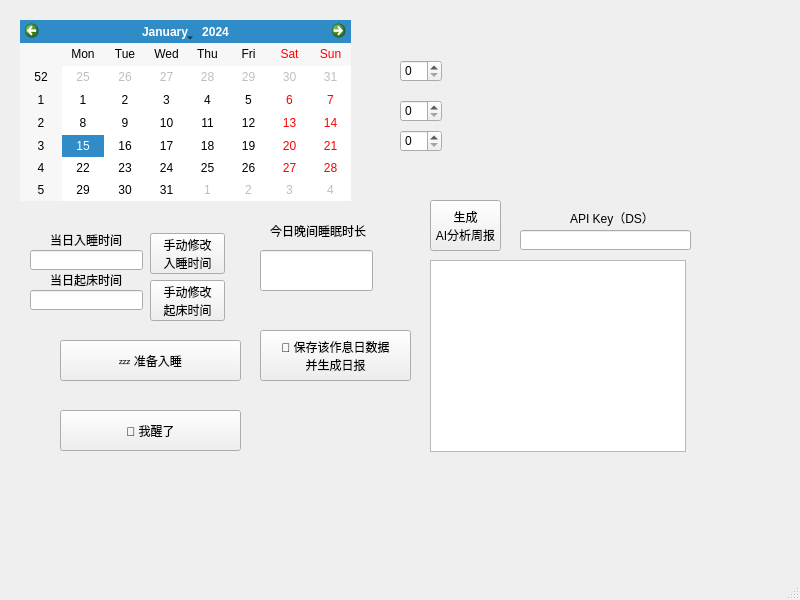
Before: the Qt Designer form SleepManagement/mainwindow.ui in SillyAndyZeng/Stack-Overflow-Sleeping, drawn with Qt 5.
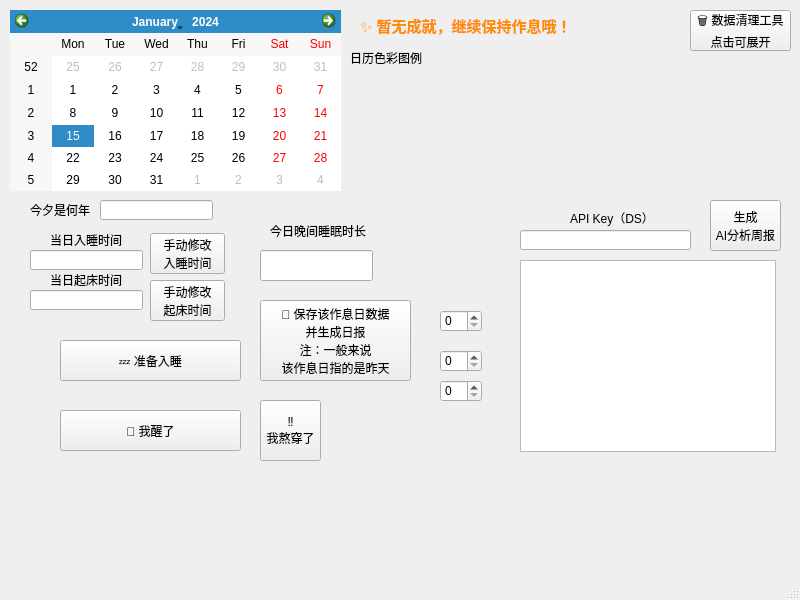
After: the same form once the commit is applied.

Commit message: 哎 一不小心又改了好多好多好多好多好多 下面列出来的只是我还记得的 可能还有一些小地方忘了写进去 但是注释反正都好好写了 大伙儿自己看看 1.将睡眠时间框改为只读 2.加上了日历的图例（还是美化过的，gemini太会了） 3.不能选中今日之后的日期 4.询问框应当在每次调用save_and_report时发生。关于这一点，我把保存按钮和起床按钮等价了，这样我觉得蛮好 5.加一个按钮专门设置通宵状态，不要单单把通宵的判断放到点按起床按钮之后。仅仅是设置状态，不保存也不分析。 7.增加清空按钮，点按后展开，有三个内层按钮：清空当日数据按钮，清空指定日期区间内数据，清空全部数据 8.加一个只读框显示当前日期，在日历上看不明显 10.已获得的成就（保存在文件中）可以被读取并显示在窗口上，并每次保存/删除数据时实时变化

Patch:
```diff
--- a/SleepManagement/mainwindow.ui
+++ b/SleepManagement/mainwindow.ui
@@ -17,8 +17,8 @@
    <widget class="QCalendarWidget" name="calendarWidget">
     <property name="geometry">
      <rect>
-      <x>20</x>
-      <y>20</y>
+      <x>10</x>
+      <y>10</y>
       <width>331</width>
       <height>181</height>
      </rect>
@@ -27,8 +27,8 @@
    <widget class="QSpinBox" name="spinBox_nap">
     <property name="geometry">
      <rect>
-      <x>400</x>
-      <y>60</y>
+      <x>440</x>
+      <y>310</y>
       <width>42</width>
       <height>22</height>
      </rect>
@@ -37,8 +37,8 @@
    <widget class="QSpinBox" name="spinBox_exercise">
     <property name="geometry">
      <rect>
-      <x>400</x>
-      <y>100</y>
+      <x>440</x>
+      <y>350</y>
       <width>42</width>
       <height>22</height>
      </rect>
@@ -47,8 +47,8 @@
    <widget class="QSpinBox" name="spinBox_sit">
     <property name="geometry">
      <rect>
-      <x>400</x>
-      <y>130</y>
+      <x>440</x>
+      <y>380</y>
       <width>42</width>
       <height>22</height>
      </rect>
@@ -83,7 +83,7 @@
    <widget class="QPushButton" name="btn_week_report">
     <property name="geometry">
      <rect>
-      <x>430</x>
+      <x>710</x>
       <y>200</y>
       <width>71</width>
       <height>51</height>
@@ -97,7 +97,7 @@
    <widget class="QTextBrowser" name="textBrowser_ai">
     <property name="geometry">
      <rect>
-      <x>430</x>
+      <x>520</x>
       <y>260</y>
       <width>256</width>
       <height>192</height>
@@ -205,14 +205,16 @@
     <property name="geometry">
      <rect>
       <x>260</x>
-      <y>330</y>
+      <y>300</y>
       <width>151</width>
-      <height>51</height>
+      <height>81</height>
      </rect>
     </property>
     <property name="text">
      <string>💾 保存该作息日数据
-并生成日报</string>
+并生成日报
+注：一般来说
+该作息日指的是昨天</string>
     </property>
    </widget>
    <widget class="QLineEdit" name="lineEdit_duration_disp">
@@ -221,7 +223,7 @@
       <x>260</x>
       <y>250</y>
       <width>113</width>
-      <height>41</height>
+      <height>31</height>
      </rect>
     </property>
    </widget>
@@ -238,6 +240,105 @@
      <string>今日晚间睡眠时长</string>
     </property>
    </widget>
+   <widget class="QPushButton" name="btn_set_nosleep">
+    <property name="geometry">
+     <rect>
+      <x>260</x>
+      <y>400</y>
+      <width>61</width>
+      <height>61</height>
+     </rect>
+    </property>
+    <property name="text">
+     <string>‼️
+我熬穿了</string>
+    </property>
+   </widget>
+   <widget class="QLineEdit" name="lineEdit_selected_date">
+    <property name="geometry">
+     <rect>
+      <x>100</x>
+      <y>200</y>
+      <width>113</width>
+      <height>20</height>
+     </rect>
+    </property>
+   </widget>
+   <widget class="QLabel" name="label_5">
+    <property name="geometry">
+     <rect>
+      <x>30</x>
+      <y>200</y>
+      <width>71</width>
+      <height>20</height>
+     </rect>
+    </property>
+    <property name="text">
+     <string>今夕是何年</string>
+    </property>
+   </widget>
+   <widget class="QPushButton" name="btn_clear_data">
+    <property name="geometry">
+     <rect>
+      <x>690</x>
+      <y>10</y>
+      <width>101</width>
+      <height>41</height>
+     </rect>
+    </property>
+    <property name="text">
+     <string>🗑️ 数据清理工具
+点击可展开</string>
+    </property>
+   </widget>
+   <widget class="QWidget" name="widget_legend" native="true">
+    <property name="geometry">
+     <rect>
+      <x>350</x>
+      <y>80</y>
+      <width>191</width>
+      <height>131</height>
+     </rect>
+    </property>
+    <property name="autoFillBackground">
+     <bool>true</bool>
+    </property>
+   </widget>
+   <widget class="QLabel" name="label_6">
+    <property name="geometry">
+     <rect>
+      <x>350</x>
+      <y>50</y>
+      <width>81</width>
+      <height>16</height>
+     </rect>
+    </property>
+    <property name="text">
+     <string>日历色彩图例</string>
+    </property>
+   </widget>
+   <widget class="QLabel" name="label_achievements">
+    <property name="geometry">
+     <rect>
+      <x>360</x>
+      <y>10</y>
+      <width>231</width>
+      <height>31</height>
+     </rect>
+    </property>
+    <property name="font">
+     <font>
+      <pointsize>11</pointsize>
+      <bold>true</bold>
+     </font>
+    </property>
+    <property name="styleSheet">
+     <string notr="true">color: #FF8C00; font-weight: bold</string>
+    </property>
+    <property name="text">
+     <string>✨ 暂无成就，继续保持作息哦！</string>
+    </property>
+   </widget>
   </widget>
   <widget class="QMenuBar" name="menubar">
    <property name="geometry">
```
Left out of the diff: 3 changed lines with no effect on the pictures. The commit also changes 3 other files.
